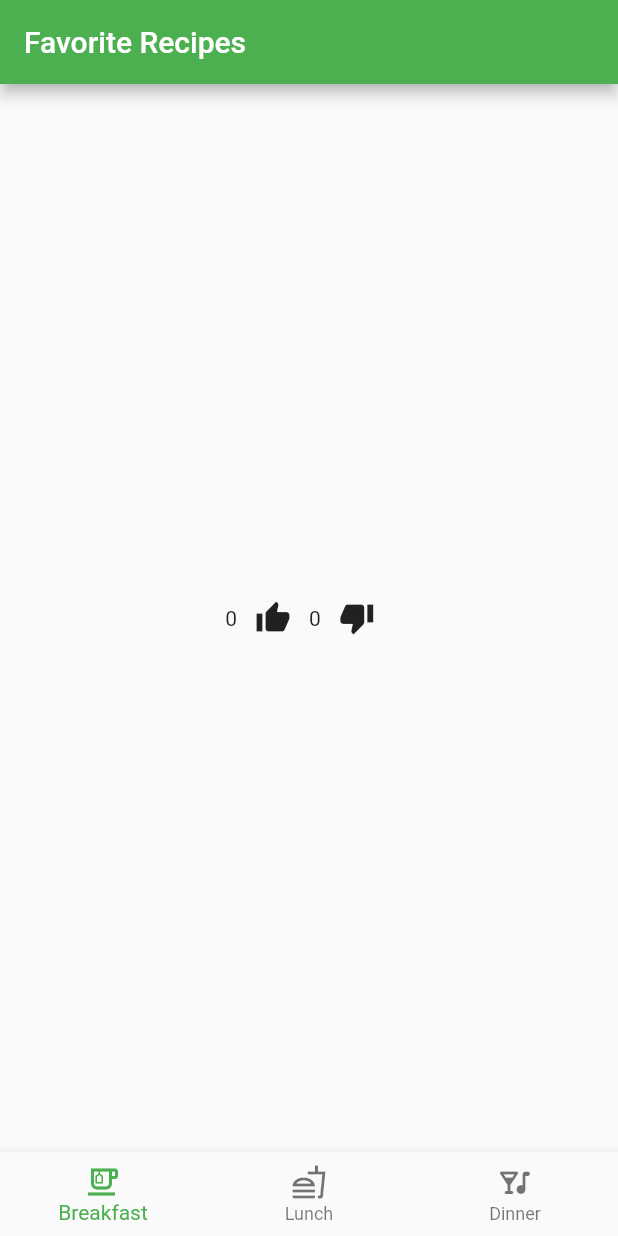
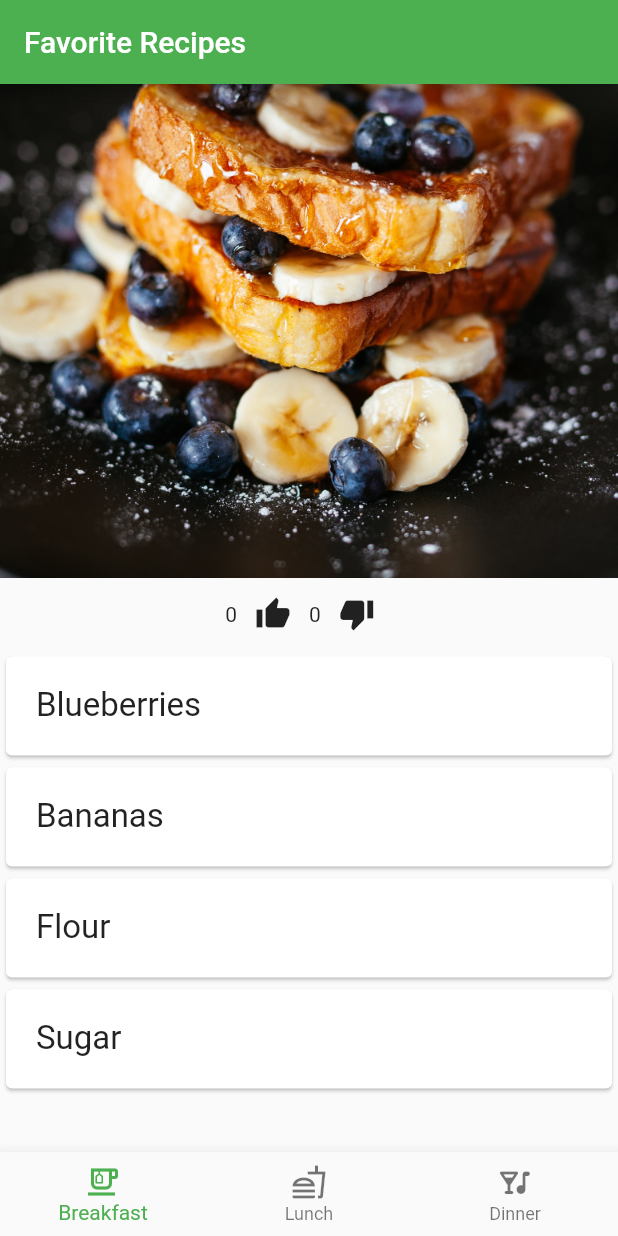
Before and after one commit to aphung1/recipes, a Flutter app: the screen it shows after launch, on a phone screen of 412 x 824 dp. Run offline on Flutter 3.47's test engine with Material 2 defaults, Android fonts, the phone set to English and light mode, and no system bars; our stand-ins replace hooks_riverpod, riverpod_annotation; generated files the repository leaves out were written again.

Commit message:
Able to load static photos and fill in information for each page

```diff
--- a/lib/src/features/likes/likes_view.dart
+++ b/lib/src/features/likes/likes_view.dart
@@ -1,7 +1,6 @@
 import 'package:flutter/material.dart';
 import 'package:hooks_riverpod/hooks_riverpod.dart';
 import 'package:recipes/src/features/likes/likes_providers.dart';
-import 'package:recipes/src/features/main/main.dart';
 
 class LikesView extends ConsumerWidget {
   const LikesView({super.key, required this.id});
@@ -9,21 +8,18 @@ class LikesView extends ConsumerWidget {
 
   @override
   Widget build(BuildContext context, WidgetRef ref) {
-    final currentIndex = ref.watch(indexProvider);
-    final likes = ref.watch(likesProvider(id: currentIndex));
-
+    final likes = ref.watch(likesProvider(id: id));
     return Row(
       mainAxisAlignment: MainAxisAlignment.center,
       children: [
         Text('${likes["likes"]}'),
         IconButton(
-            onPressed: () =>
-                ref.read(likesProvider(id: currentIndex).notifier).addLike(),
+            onPressed: () => ref.read(likesProvider(id: id).notifier).addLike(),
             icon: const Icon(Icons.thumb_up)),
         Text('${likes["dislikes"]}'),
         IconButton(
             onPressed: () =>
-                ref.read(likesProvider(id: currentIndex).notifier).addDislike(),
+                ref.read(likesProvider(id: id).notifier).addDislike(),
             icon: const Icon(Icons.thumb_down)),
       ],
     );
--- a/lib/src/features/main/main_view.dart
+++ b/lib/src/features/main/main_view.dart
@@ -35,14 +35,81 @@ class MainView extends ConsumerWidget {
 class _Body extends ConsumerWidget {
   final int id;
 
-  const _Body(this.id);
+  _Body(this.id);
+
+  final List<Map> data = [
+    {
+      "image": "breakfast.jpg",
+      "title": "Blueberry Banana Pancakes",
+      "ingredients": [
+        "Blueberries",
+        "Bananas",
+        "Flour",
+        "Sugar",
+        "Milk",
+        "Salt",
+        "Butter"
+      ]
+    },
+    {
+      "image": "lunch.jpg",
+      "title": "Roasted tomato pesto pasta",
+      "ingredients": [
+        "Sun-roasted cherry tomatoes",
+        "Pesto",
+        "Mushroom",
+        "Fettuccine",
+        "Basil",
+        "Beef",
+        "Heavy Cream",
+        "Salt",
+        "Garlic"
+      ]
+    },
+    {
+      "image": "dinner.jpg",
+      "title": "Sesame crusted salmon fillets",
+      "ingredients": [
+        "Salmon",
+        "Sesame seeds",
+        "Soy sauce",
+        "Zucchini",
+        "Lemon",
+        "Salt",
+        "Oil"
+      ]
+    }
+  ];
 
   @override
   Widget build(BuildContext context, WidgetRef ref) {
-    return Center(
-        child: Column(
-      mainAxisAlignment: MainAxisAlignment.center,
-      children: <Widget>[LikesView(id: id)],
-    ));
+    return Column(
+      children: <Widget>[
+        Image.asset(
+          'assets/${data[id]["image"]}',
+          height: MediaQuery.of(context).size.height / 2.5,
+          width: double.infinity,
+          fit: BoxFit.cover,
+          alignment: Alignment.center,
+        ),
+        LikesView(id: id),
+        Expanded(
+          child: ListView.builder(
+            itemCount: 4,
+            itemBuilder: (context, position) {
+              return Card(
+                child: Padding(
+                  padding: const EdgeInsets.all(20.0),
+                  child: Text(
+                    data[id]["ingredients"][position],
+                    style: const TextStyle(fontSize: 22.0),
+                  ),
+                ),
+              );
+            },
+          ),
+        )
+      ],
+    );
   }
 }
```
Also changed, not shown: pubspec.yaml (+4 -4 lines), assets/breakfast.jpg (added), assets/dinner.jpg (added), 1 other file.
